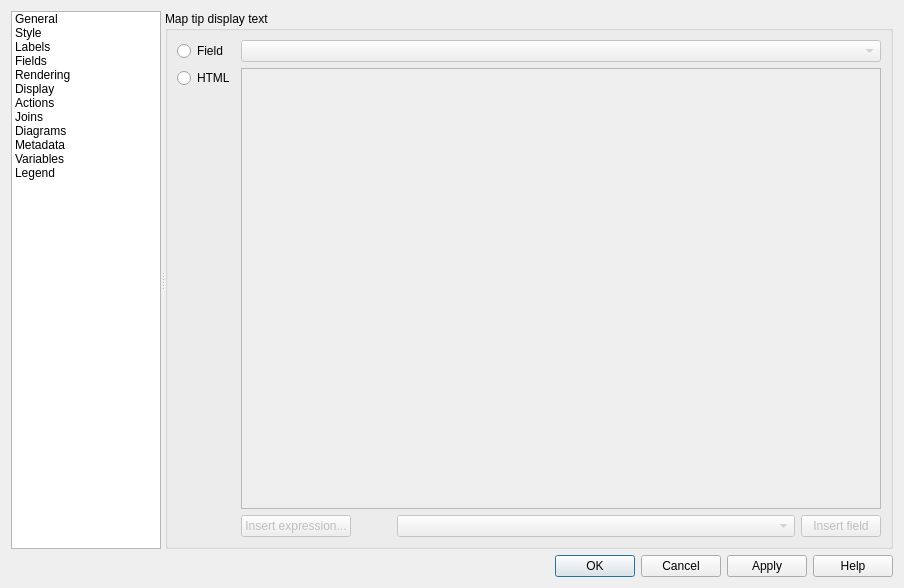
Before: the Qt Designer form src/ui/qgsvectorlayerpropertiesbase.ui in qgis/QGIS, drawn with Qt 5.
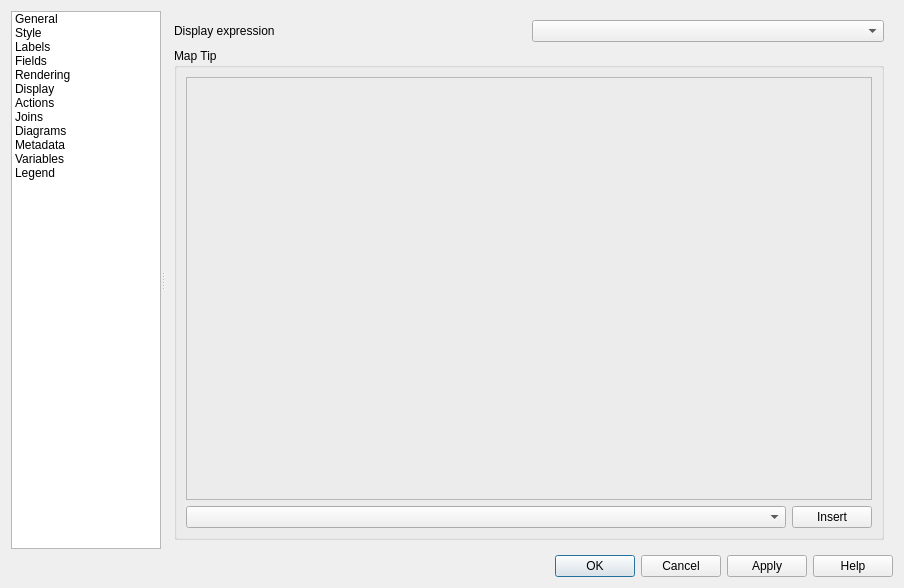
After: the same form once the commit is applied. The open tabs and pages were chosen to show the change. Icons and pictures are not drawn. Custom widgets are drawn as their Qt base class.

Commit message: Split displayField into displayExpression and mapTipTemplate

Diff of the .ui file:
```diff
--- a/src/ui/qgsvectorlayerpropertiesbase.ui
+++ b/src/ui/qgsvectorlayerpropertiesbase.ui
@@ -921,51 +921,35 @@
             <number>0</number>
            </property>
            <item>
-            <widget class="QScrollArea" name="scrollArea_10">
-             <property name="frameShape">
-              <enum>QFrame::NoFrame</enum>
-             </property>
-             <property name="widgetResizable">
+            <widget class="QWidget" name="scrollArea_10" native="true">
+             <property name="widgetResizable" stdset="0">
               <bool>true</bool>
              </property>
-             <widget class="QWidget" name="scrollAreaWidgetContents_10">
-              <property name="geometry">
-               <rect>
-                <x>0</x>
-                <y>0</y>
-                <width>487</width>
-                <height>182</height>
-               </rect>
-              </property>
-              <layout class="QVBoxLayout" name="verticalLayout_26">
-               <property name="leftMargin">
-                <number>0</number>
-               </property>
-               <property name="topMargin">
-                <number>0</number>
-               </property>
-               <property name="rightMargin">
-                <number>0</number>
-               </property>
-               <property name="bottomMargin">
-                <number>0</number>
-               </property>
-               <item>
+             <layout class="QGridLayout" name="gridLayout_10">
+              <item row="0" column="0">
+               <widget class="QLabel" name="label">
+                <property name="text">
+                 <string>Display expression</string>
+                </property>
+               </widget>
+              </item>
+              <item row="0" column="1">
+               <widget class="QgsFieldExpressionWidget" name="mDisplayExpressionWidget"/>
+              </item>
+              <item row="1" column="0" colspan="2">
                 <widget class="QGroupBox" name="groupBox_2">
+                <property name="sizePolicy">
+                 <sizepolicy hsizetype="Preferred" vsizetype="MinimumExpanding">
+                  <horstretch>0</horstretch>
+                  <verstretch>0</verstretch>
+                 </sizepolicy>
+                </property>
                  <property name="title">
-                  <string>Map tip display text</string>
-                 </property>
-                 <property name="syncGroup" stdset="0">
-                  <string notr="true">vectordisplay</string>
-                 </property>
-                 <layout class="QGridLayout" name="gridLayout_18">
-                  <item row="4" column="2">
-                   <layout class="QHBoxLayout" name="horizontalLayout_14">
-                    <item>
-                     <widget class="QPushButton" name="insertExpressionButton">
-                      <property name="enabled">
-                       <bool>false</bool>
-                      </property>
+                 <string>Map Tip</string>
+                </property>
+                <layout class="QGridLayout" name="gridLayout_8">
+                 <item row="1" column="2">
+                  <widget class="QPushButton" name="mInsertExpressionButton">
                       <property name="sizePolicy">
                        <sizepolicy hsizetype="Fixed" vsizetype="Fixed">
                         <horstretch>0</horstretch>
@@ -976,111 +960,43 @@
                        <string>Inserts an expression into the action</string>
                       </property>
                       <property name="text">
-                       <string>Insert expression...</string>
+                    <string>Insert</string>
                       </property>
                      </widget>
                     </item>
-                    <item>
-                     <spacer name="horizontalSpacer_4">
-                      <property name="orientation">
-                       <enum>Qt::Horizontal</enum>
-                      </property>
-                      <property name="sizeType">
-                       <enum>QSizePolicy::Fixed</enum>
-                      </property>
-                      <property name="sizeHint" stdset="0">
+                 <item row="0" column="0" colspan="3">
+                  <widget class="QgsCodeEditorHTML" name="mMapTipWidget">
+                   <property name="sizePolicy">
+                    <sizepolicy hsizetype="Preferred" vsizetype="MinimumExpanding">
+                     <horstretch>0</horstretch>
+                     <verstretch>0</verstretch>
+                    </sizepolicy>
+                   </property>
+                   <property name="minimumSize">
                        <size>
-                        <width>40</width>
-                        <height>20</height>
-                       </size>
-                      </property>
-                     </spacer>
-                    </item>
-                    <item>
-                     <widget class="QgsFieldComboBox" name="fieldComboBox">
-                      <property name="enabled">
-                       <bool>false</bool>
-                      </property>
+                     <width>0</width>
+                     <height>100</height>
+                    </size>
+                   </property>
+                   <property name="frameShape">
+                    <enum>QFrame::StyledPanel</enum>
+                   </property>
+                   <property name="frameShadow">
+                    <enum>QFrame::Raised</enum>
+                   </property>
+                  </widget>
+                 </item>
+                 <item row="1" column="0" colspan="2">
+                  <widget class="QgsFieldExpressionWidget" name="mMapTipExpressionFieldWidget">
                       <property name="toolTip">
                        <string>The valid attribute names for this layer</string>
                       </property>
                      </widget>
                     </item>
-                    <item>
-                     <widget class="QPushButton" name="insertFieldButton">
-                      <property name="enabled">
-                       <bool>false</bool>
-                      </property>
-                      <property name="sizePolicy">
-                       <sizepolicy hsizetype="Fixed" vsizetype="Fixed">
-                        <horstretch>0</horstretch>
-                        <verstretch>0</verstretch>
-                       </sizepolicy>
-                      </property>
-                      <property name="toolTip">
-                       <string>Inserts the selected field into the action</string>
-                      </property>
-                      <property name="text">
-                       <string>Insert field</string>
-                      </property>
-                     </widget>
-                    </item>
-                   </layout>
-                  </item>
-                  <item row="2" column="2">
-                   <widget class="QTextEdit" name="htmlMapTip">
-                    <property name="enabled">
-                     <bool>false</bool>
-                    </property>
-                   </widget>
-                  </item>
-                  <item row="2" column="0">
-                   <layout class="QVBoxLayout" name="verticalLayout_5">
-                    <item>
-                     <widget class="QRadioButton" name="htmlRadio">
-                      <property name="text">
-                       <string>HTML</string>
-                      </property>
-                     </widget>
-                    </item>
-                    <item>
-                     <spacer name="verticalSpacer_2">
-                      <property name="orientation">
-                       <enum>Qt::Vertical</enum>
-                      </property>
-                      <property name="sizeHint" stdset="0">
-                       <size>
-                        <width>20</width>
-                        <height>0</height>
-                       </size>
-                      </property>
-                     </spacer>
-                    </item>
-                   </layout>
-                  </item>
-                  <item row="1" column="0">
-                   <layout class="QVBoxLayout" name="verticalLayout_6">
-                    <item>
-                     <widget class="QRadioButton" name="fieldComboRadio">
-                      <property name="text">
-                       <string>Field</string>
-                      </property>
-                     </widget>
-                    </item>
-                   </layout>
-                  </item>
-                  <item row="1" column="2">
-                   <widget class="QgsFieldComboBox" name="displayFieldComboBox">
-                    <property name="enabled">
-                     <bool>false</bool>
-                    </property>
-                   </widget>
-                  </item>
-                 </layout>
-                </widget>
-               </item>
-              </layout>
-             </widget>
+                </layout>
+               </widget>
+              </item>
+             </layout>
             </widget>
            </item>
           </layout>
@@ -1841,12 +1757,6 @@
    <header>qgscollapsiblegroupbox.h</header>
    <container>1</container>
   </customwidget>
-  <customwidget>
-   <class>QgsFieldComboBox</class>
-   <extends>QComboBox</extends>
-   <header>qgsfieldcombobox.h</header>
-   <container>1</container>
-  </customwidget>
   <customwidget>
    <class>QgsProjectionSelectionWidget</class>
    <extends>QWidget</extends>
@@ -1875,6 +1785,17 @@
    <header>qgslayertreeembeddedconfigwidget.h</header>
    <container>1</container>
   </customwidget>
+  <customwidget>
+   <class>QgsFieldExpressionWidget</class>
+   <extends>QComboBox</extends>
+   <header>qgsfieldexpressionwidget.h</header>
+  </customwidget>
+  <customwidget>
+   <class>QgsCodeEditorHTML</class>
+   <extends>QFrame</extends>
+   <header>qgscodeeditorhtml.h</header>
+   <container>1</container>
+  </customwidget>
  </customwidgets>
  <tabstops>
   <tabstop>mOptionsListWidget</tabstop>
```
Left out of the diff: 27 changed lines with no effect on the pictures. Lines whose indentation alone changed are shown as unchanged. The commit also changes 13 other files.
